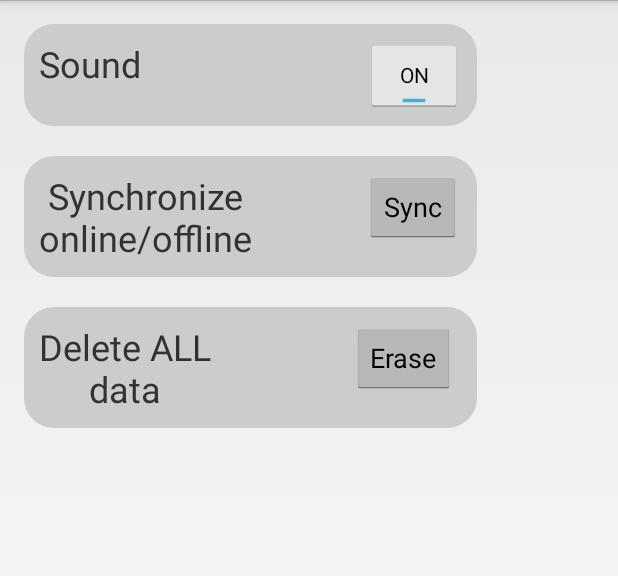
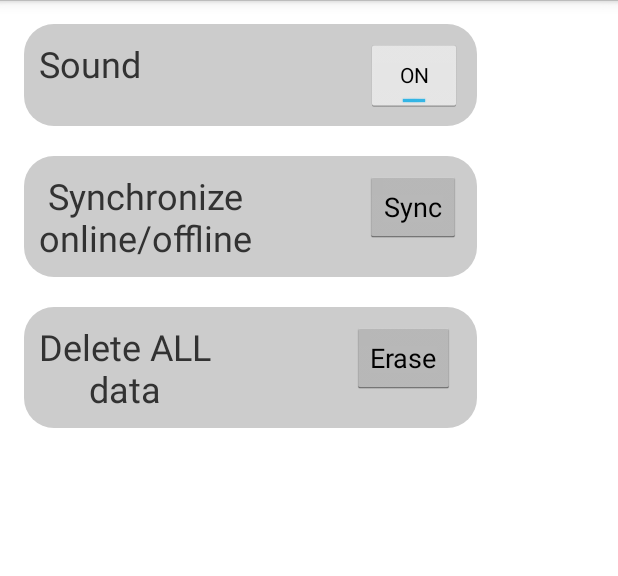
Before and after one commit to mcorbridge/PasswordProtector, an Android app: the SettingsActivity screen opened directly, with no data from a screen before it, on a phone screen of 412 x 824 dp, the part 72-648 px from its top. Run offline under Robolectric (Android 15) with nearby library versions, the phone set to English and light mode, and no system bars.

Commit message:
fine tune settings view

```diff
--- a/app/src/main/java/com/mcorbridge/passwordprotector/settings/SettingsActivity.java
+++ b/app/src/main/java/com/mcorbridge/passwordprotector/settings/SettingsActivity.java
@@ -8,6 +8,7 @@ import android.os.Bundle;
 import android.view.Menu;
 import android.view.MenuItem;
 import android.view.View;
+import android.widget.LinearLayout;
 import android.widget.ToggleButton;
 
 import com.mcorbridge.passwordprotector.BaseActivity;
@@ -25,6 +26,10 @@ public class SettingsActivity extends BaseActivity {
     protected void onCreate(Bundle savedInstanceState) {
         super.onCreate(savedInstanceState);
         setContentView(R.layout.activity_settings);
+
+        LinearLayout linearLayout = (LinearLayout)findViewById(R.id.linearLayoutMain);
+        View root = linearLayout.getRootView();
+        root.setBackgroundColor(getResources().getColor(android.R.color.white));
 
         overridePendingTransition(R.anim.slide_in, R.anim.slide_out);
 
@@ -94,6 +99,11 @@ public class SettingsActivity extends BaseActivity {
     }
 
     public void doEmergencyEraseClick(View v){
+        //set activity background red
+        LinearLayout linearLayout = (LinearLayout)findViewById(R.id.linearLayoutMain);
+        View root = linearLayout.getRootView();
+        root.setBackgroundColor(getResources().getColor(android.R.color.holo_red_dark));
+
         new AlertDialog.Builder(this)
                 .setTitle("ALERT!")
                 .setMessage("IF YOU PRESS 'CONTINUE' ALL YOUR DATA WILL BE LOST FOREVER")
@@ -105,7 +115,9 @@ public class SettingsActivity extends BaseActivity {
                 })
                 .setNegativeButton("STOP", new DialogInterface.OnClickListener() {
                     public void onClick(DialogInterface dialog, int which) {
-                        // stub
+                        LinearLayout linearLayout = (LinearLayout)findViewById(R.id.linearLayoutMain);
+                        View root = linearLayout.getRootView();
+                        root.setBackgroundColor(getResources().getColor(android.R.color.white));
                     }
                 })
                 .show();
@@ -132,7 +144,9 @@ public class SettingsActivity extends BaseActivity {
                 })
                 .setNegativeButton("No", new DialogInterface.OnClickListener() {
                     public void onClick(DialogInterface dialog, int which) {
-                        // stub
+                        LinearLayout linearLayout = (LinearLayout)findViewById(R.id.linearLayoutMain);
+                        View root = linearLayout.getRootView();
+                        root.setBackgroundColor(getResources().getColor(android.R.color.white));
                     }
                 })
                 .show();
--- a/app/src/main/res/layout/activity_settings.xml
+++ b/app/src/main/res/layout/activity_settings.xml
@@ -10,7 +10,8 @@
     <LinearLayout
         android:layout_width="wrap_content"
         android:layout_height="wrap_content"
-        android:orientation="vertical">
+        android:orientation="vertical"
+        android:id="@+id/linearLayoutMain">
 
         <LinearLayout
             android:layout_width="match_parent"
```
